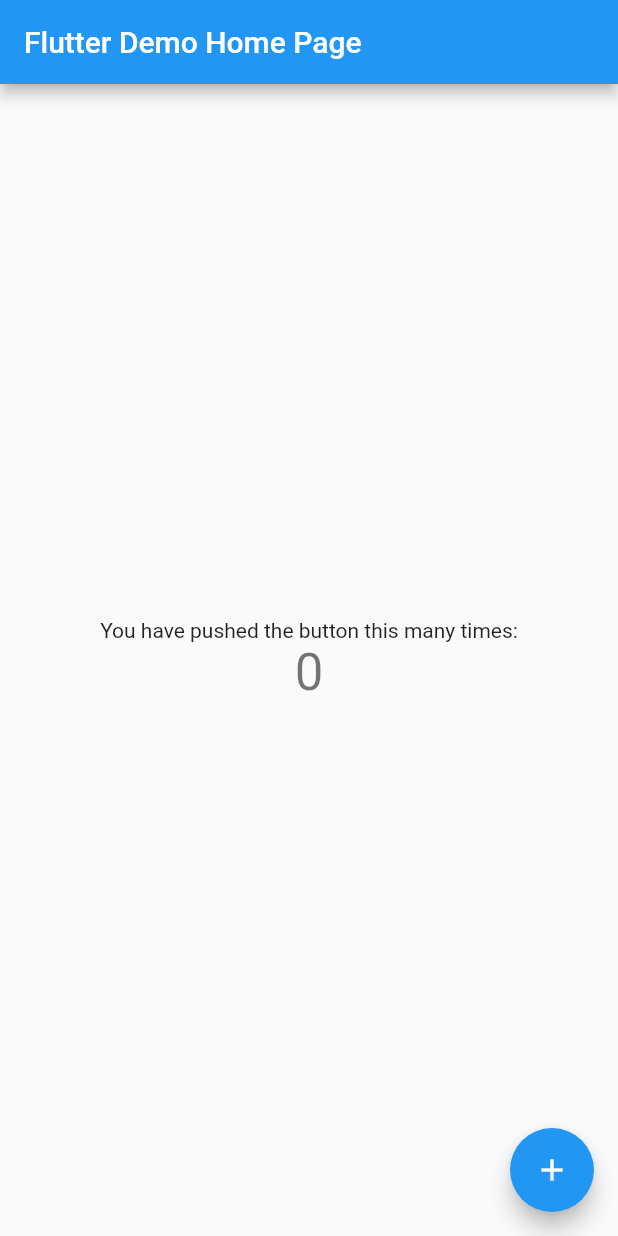
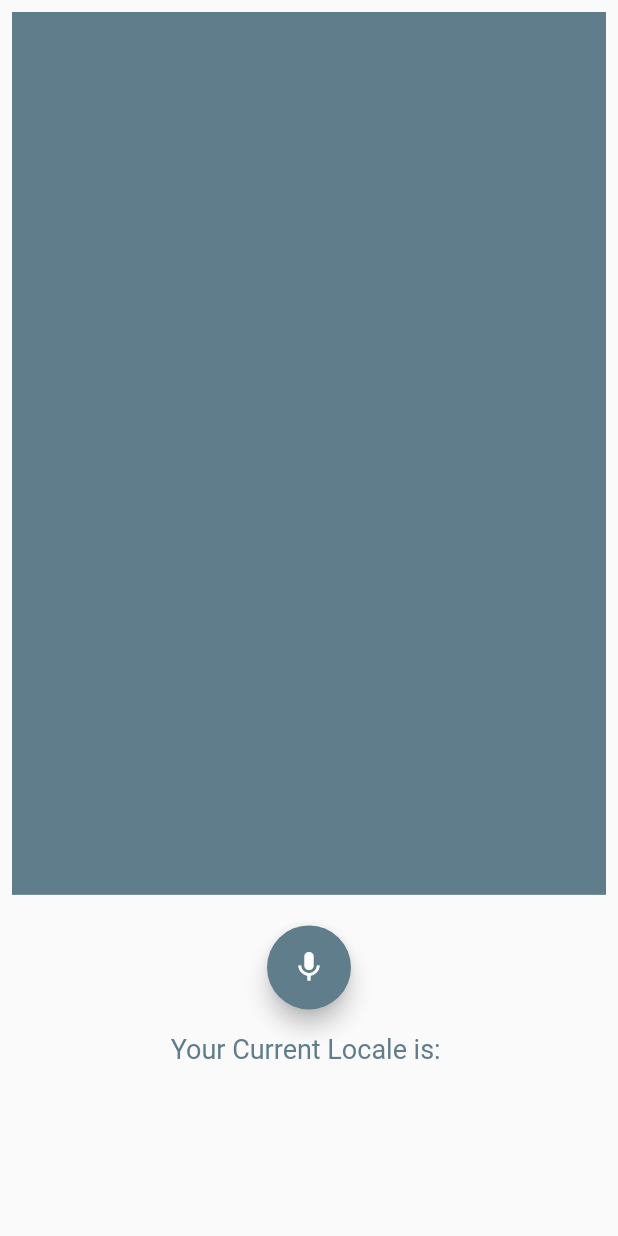
Before and after one commit to kadalcj/Hello_Text_Flutter, a Flutter app: the screen it shows after launch, on a phone screen of 412 x 824 dp. Run offline on Flutter 3.47's test engine with Material 2 defaults, Android fonts, the phone set to English and light mode, and no system bars; missing offline and left inert: speech_recognition.

Commit message:
First and Last Push
- Adding mic permission on Android and iOS
- Adding require dependency
- Making the UI Layout
- Build the APK

```diff
--- a/lib/main.dart
+++ b/lib/main.dart
@@ -1,111 +1,16 @@
 import 'package:flutter/material.dart';
+import 'package:hello_text_flutter/ui/HomePage.dart';
 
 void main() => runApp(MyApp());
 
 class MyApp extends StatelessWidget {
-  // This widget is the root of your application.
   @override
   Widget build(BuildContext context) {
     return MaterialApp(
-      title: 'Flutter Demo',
       theme: ThemeData(
-        // This is the theme of your application.
-        //
-        // Try running your application with "flutter run". You'll see the
-        // application has a blue toolbar. Then, without quitting the app, try
-        // changing the primarySwatch below to Colors.green and then invoke
-        // "hot reload" (press "r" in the console where you ran "flutter run",
-        // or simply save your changes to "hot reload" in a Flutter IDE).
-        // Notice that the counter didn't reset back to zero; the application
-        // is not restarted.
-        primarySwatch: Colors.blue,
+        primarySwatch: Colors.blueGrey
       ),
-      home: MyHomePage(title: 'Flutter Demo Home Page'),
+      home: HomePage(),
     );
   }
 }
-
-class MyHomePage extends StatefulWidget {
-  MyHomePage({Key key, this.title}) : super(key: key);
-
-  // This widget is the home page of your application. It is stateful, meaning
-  // that it has a State object (defined below) that contains fields that affect
-  // how it looks.
-
-  // This class is the configuration for the state. It holds the values (in this
-  // case the title) provided by the parent (in this case the App widget) and
-  // used by the build method of the State. Fields in a Widget subclass are
-  // always marked "final".
-
-  final String title;
-
-  @override
-  _MyHomePageState createState() => _MyHomePageState();
-}
-
-class _MyHomePageState extends State<MyHomePage> {
-  int _counter = 0;
-
-  void _incrementCounter() {
-    setState(() {
-      // This call to setState tells the Flutter framework that something has
-      // changed in this State, which causes it to rerun the build method below
-      // so that the display can reflect the updated values. If we changed
-      // _counter without calling setState(), then the build method would not be
-      // called again, and so nothing would appear to happen.
-      _counter++;
-    });
-  }
-
-  @override
-  Widget build(BuildContext context) {
-    // This method is rerun every time setState is called, for instance as done
-    // by the _incrementCounter method above.
-    //
-    // The Flutter framework has been optimized to make rerunning build methods
-    // fast, so that you can just rebuild anything that needs updating rather
-    // than having to individually change instances of widgets.
-    return Scaffold(
-      appBar: AppBar(
-        // Here we take the value from the MyHomePage object that was created by
-        // the App.build method, and use it to set our appbar title.
-        title: Text(widget.title),
-      ),
-      body: Center(
-        // Center is a layout widget. It takes a single child and positions it
-        // in the middle of the parent.
-        child: Column(
-          // Column is also a layout widget. It takes a list of children and
-          // arranges them vertically. By default, it sizes itself to fit its
-          // children horizontally, and tries to be as tall as its parent.
-          //
-          // Invoke "debug painting" (press "p" in the console, choose the
-          // "Toggle Debug Paint" action from the Flutter Inspector in Android
-          // Studio, or the "Toggle Debug Paint" command in Visual Studio Code)
-          // to see the wireframe for each widget.
-          //
-          // Column has various properties to control how it sizes itself and
-          // how it positions its children. Here we use mainAxisAlignment to
-          // center the children vertically; the main axis here is the vertical
-          // axis because Columns are vertical (the cross axis would be
-          // horizontal).
-          mainAxisAlignment: MainAxisAlignment.center,
-          children: <Widget>[
-            Text(
-              'You have pushed the button this many times:',
-            ),
-            Text(
-              '$_counter',
-              style: Theme.of(context).textTheme.display1,
-            ),
-          ],
-        ),
-      ),
-      floatingActionButton: FloatingActionButton(
-        onPressed: _incrementCounter,
-        tooltip: 'Increment',
-        child: Icon(Icons.add),
-      ), // This trailing comma makes auto-formatting nicer for build methods.
-    );
-  }
-}
--- /dev/null
+++ b/lib/ui/HomePage.dart
@@ -0,0 +1,122 @@
+import 'package:flutter/material.dart';
+import 'package:speech_recognition/speech_recognition.dart';
+
+class HomePage extends StatefulWidget {
+  @override
+  _HomePageState createState() => _HomePageState();
+}
+
+class _HomePageState extends State<HomePage> {
+  SpeechRecognition _speechRecognition;
+
+  bool _isAvailable = false;
+  bool _isListening = false;
+
+  String _currentLocale = "";
+  String resultText = "";
+
+  @override
+  void initState() {
+    super.initState();
+
+    initSpeechRecognizer();
+  }
+
+  void initSpeechRecognizer() {
+    _speechRecognition = SpeechRecognition();
+
+    _speechRecognition.setAvailabilityHandler(
+      (bool result) => setState(() => _isAvailable = result),
+    );
+
+    _speechRecognition.setRecognitionStartedHandler(
+      () => setState(() => _isListening = true),
+    );
+
+    _speechRecognition.setRecognitionResultHandler(
+      (String speech) => setState(() => resultText = speech),
+    );
+
+    _speechRecognition.setRecognitionCompleteHandler(
+      () => setState(() => _isListening = false),
+    );
+
+    _speechRecognition.setCurrentLocaleHandler(
+      (String locale) => setState(() => _currentLocale = locale),
+    );
+
+    _speechRecognition.activate().then(
+          (result) => setState(() => _isAvailable = result),
+        );
+  }
+
+  @override
+  Widget build(BuildContext context) {
+    return Scaffold(
+      body: Container(
+        child: Column(
+          children: <Widget>[
+            Padding(
+              padding: const EdgeInsets.all(8.0),
+              child: SafeArea(
+                child: Container(
+                  height: MediaQuery.of(context).size.height / 1.4,
+                  width: MediaQuery.of(context).size.width,
+                  child: Container(
+                    width: MediaQuery.of(context).size.width / 2,
+                    height: MediaQuery.of(context).size.height / 5,
+                    color: Colors.blueGrey,
+                    alignment: Alignment.center,
+                    child: Text(
+                      resultText,
+                      style: TextStyle(
+                          fontSize: 18,
+                          color: Colors.white,
+                          fontWeight: FontWeight.bold),
+                    ),
+                  ),
+                ),
+              ),
+            ),
+            SafeArea(
+              child: Container(
+                height: MediaQuery.of(context).size.height / 7,
+                width: MediaQuery.of(context).size.width,
+                child: Column(
+                  mainAxisAlignment: MainAxisAlignment.center,
+                  children: <Widget>[
+                    Row(
+                      mainAxisAlignment: MainAxisAlignment.center,
+                      children: <Widget>[
+                        Padding(
+                          padding: const EdgeInsets.all(8.0),
+                          child: FloatingActionButton(
+                            child: Icon(Icons.mic),
+                            onPressed: () {
+                              if (_isAvailable && !_isListening)
+                                _speechRecognition
+                                    .listen(locale: _currentLocale)
+                                    .then((result) => print('$result'));
+                            },
+                          ),
+                        ),
+                      ],
+                    ),
+                    Padding(
+                      padding: const EdgeInsets.all(8.0),
+                      child: Text(
+                        "Your Current Locale is: $_currentLocale",
+                        style: TextStyle(fontSize: 18, color: Colors.blueGrey),
+                      ),
+                    ),
+                  ],
+                ),
+              ),
+            )
+          ],
+        ),
+      ),
+      resizeToAvoidBottomInset: false,
+    );
+  }
+}
--- a/pubspec.yaml
+++ b/pubspec.yaml
@@ -23,6 +23,9 @@ dependencies:
   # The following adds the Cupertino Icons font to your application.
   # Use with the CupertinoIcons class for iOS style icons.
   cupertino_icons: ^0.1.2
+
+  #Self-Import Package
+  speech_recognition: "^0.3.0"
 
 dev_dependencies:
   flutter_test:
```
Also changed, not shown: pubspec.lock, 2 other files.
